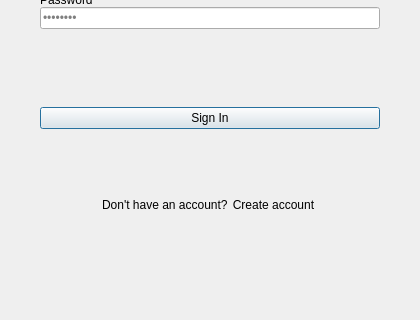
Above: ui/login.ui from eliran-ovadia/demo-exchange-desktop before the change; both pictures show x 0 to 420 and y 240 to 560 of the 420 by 560 pixel window. Below: the same form after it.
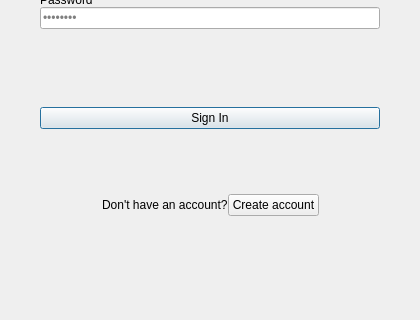
That is the form after the change.

Patch:
```diff
--- a/ui/login.ui
+++ b/ui/login.ui
@@ -216,8 +216,8 @@
        <property name="text">
         <string>Create account</string>
        </property>
-       <property name="flat">
-        <bool>true</bool>
+       <property name="maximumHeight">
+        <number>22</number>
        </property>
       </widget>
      </item>
```
